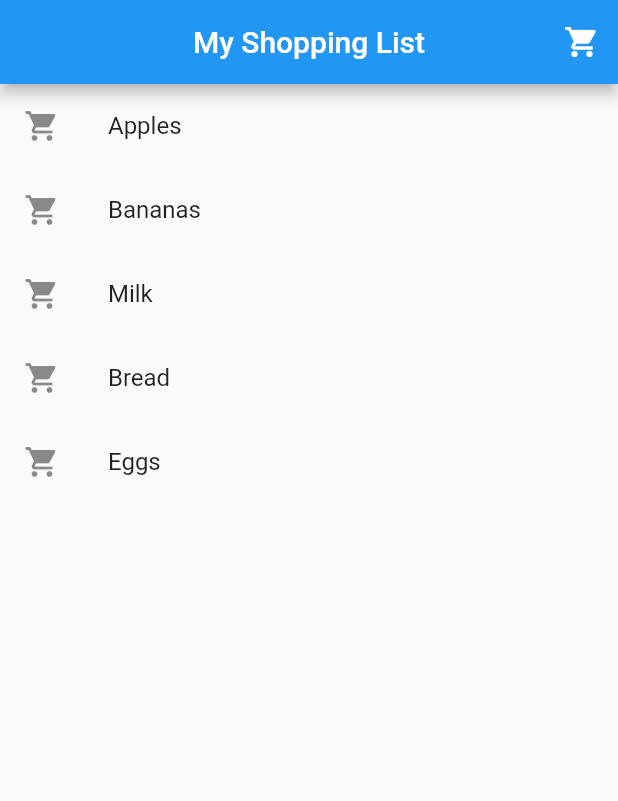
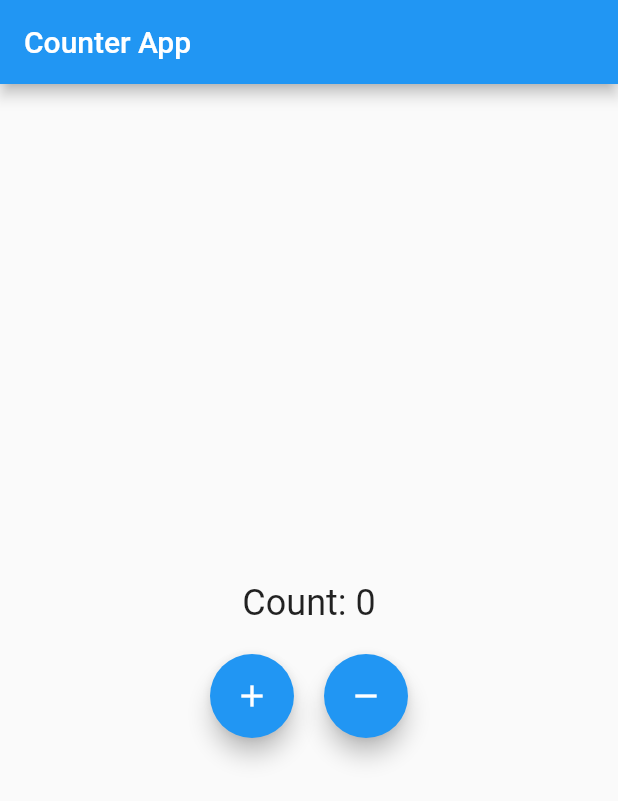
Before and after one commit to ShRudra88/flutter_live_test_ostad_course, a Flutter app: the screen it shows after launch, on a phone screen of 412 x 824 dp. Shown: the top 801 px of the screen. Run offline on Flutter 3.47's test engine with Material 2 defaults, Android fonts, the light colour scheme and no system bars.

Commit message:
Question
Create a Flutter screen that initially displays a count of 0. The screen should have two buttons: one labeled "+" and the other labeled "-".

Requirements:

Tapping the "+" button should increase the count by 1.

Tapping the "-" button should decrease the count by 1, but the count should not go below 0.

If the count reaches 5 or more, a dialog should appear with the message: "Button pressed {count} times."

```diff
--- a/lib/main.dart
+++ b/lib/main.dart
@@ -1,4 +1,6 @@
 import 'package:flutter/material.dart';
+
+// s_h_rudra88
 
 void main() {
   runApp(MyApp());
@@ -8,46 +10,82 @@ class MyApp extends StatelessWidget {
   @override
   Widget build(BuildContext context) {
     return MaterialApp(
-      debugShowCheckedModeBanner: false,
-      title: 'My Shopping List',
-      theme: ThemeData(
-        primarySwatch: Colors.blue,
-      ),
-      home: MyShoppingList(),
+      home: CounterScreen(),
     );
   }
 }
 
-class MyShoppingList extends StatelessWidget {
-  final List<String> Items = [
-    'Apples',
-    'Bananas',
-    'Milk',
-    'Bread',
-    'Eggs',
-  ];
+class CounterScreen extends StatefulWidget {
+  @override
+  _CounterScreenState createState() => _CounterScreenState();
+}
+
+class _CounterScreenState extends State<CounterScreen> {
+  int count = 0;
+
+  void incrementCount() {
+    setState(() {
+      count++;
+      if (count >= 5) {
+        showDialog(
+          context: context,
+          builder: (context) {
+            return AlertDialog(
+              title: Text("Button pressed $count times."),
+              actions: <Widget>[
+                TextButton(
+                  child: Text("OK"),
+                  onPressed: () {
+                    Navigator.of(context).pop();
+                  },
+                ),
+              ],
+            );
+          },
+        );
+      }
+    });
+  }
+
+  void decrementCount() {
+    setState(() {
+      if (count > 0) {
+        count--;
+      }
+    });
+  }
 
   @override
   Widget build(BuildContext context) {
     return Scaffold(
       appBar: AppBar(
-        centerTitle: true,
-        title: Text('My Shopping List'),
-        actions: [
-          IconButton(
-            icon: Icon(Icons.shopping_cart),
-            onPressed: () {
-              // Implement cart functionality here
-            },
-          ),
-        ],
+        title: Text('Counter App'),
       ),
-      body: ListView(
-        children: Items.map((item) => ListTile(
-          leading: Icon(Icons.shopping_cart),
-          title: Text(item),
-          onTap: () {},
-        )).toList(),
+      body: Center(
+        child: Column(
+          mainAxisAlignment: MainAxisAlignment.center,
+          children: <Widget>[
+            Text(
+              'Count: $count',
+              style: TextStyle(fontSize: 24),
+            ),
+            SizedBox(height: 20),
+            Row(
+              mainAxisAlignment: MainAxisAlignment.center,
+              children: <Widget>[
+                FloatingActionButton(
+                  onPressed: incrementCount,
+                  child: Icon(Icons.add),
+                ),
+                SizedBox(width: 20),
+                FloatingActionButton(
+                  onPressed: decrementCount,
+                  child: Icon(Icons.remove),
+                ),
+              ],
+            ),
+          ],
+        ),
       ),
     );
   }
```
